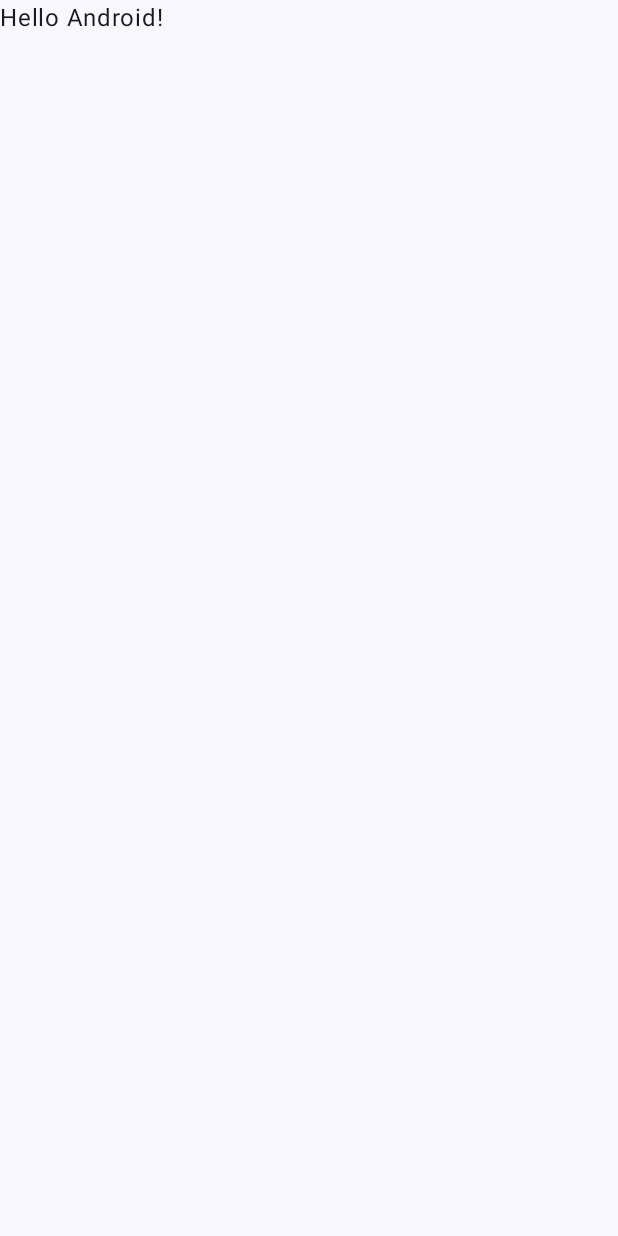
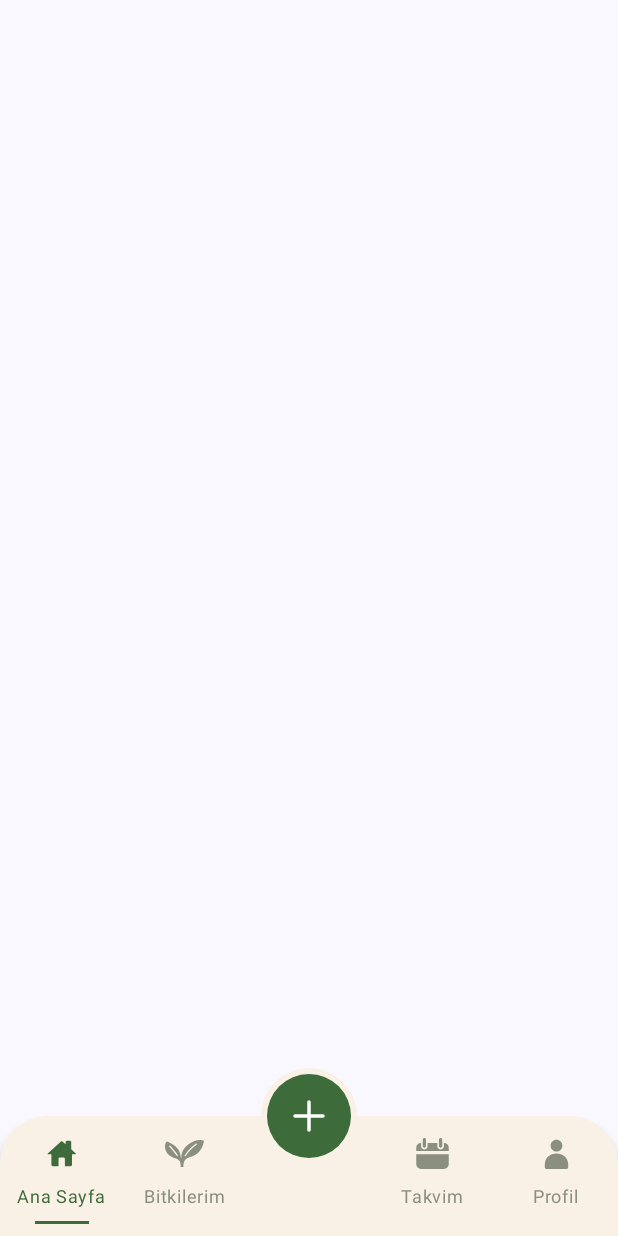
Before and after one commit to Nisanur025/plant-guide-app, an Android app built with Jetpack Compose: the screen it shows after launch (MainActivity), on a phone screen of 412 x 824 dp. Before the commit the screen is almost empty. Run offline under Robolectric (Android 15) with nearby library versions, the phone set to English and light mode, and no system bars.

Commit message:
feat: add custom bottom navigation bar with center FAB

```diff
--- a/app/src/main/java/com/example/plantguide/MainActivity.kt
+++ b/app/src/main/java/com/example/plantguide/MainActivity.kt
@@ -4,44 +4,17 @@ import android.os.Bundle
 import androidx.activity.ComponentActivity
 import androidx.activity.compose.setContent
 import androidx.activity.enableEdgeToEdge
-import androidx.compose.foundation.layout.fillMaxSize
-import androidx.compose.foundation.layout.padding
-import androidx.compose.material3.Scaffold
-import androidx.compose.material3.Text
-import androidx.compose.runtime.Composable
-import androidx.compose.ui.Modifier
-import androidx.compose.ui.tooling.preview.Preview
+import com.example.plantguide.ui.screens.MainScreen
 import com.example.plantguide.ui.theme.PlantGuideTheme
 
 class MainActivity : ComponentActivity() {
     override fun onCreate(savedInstanceState: Bundle?) {
         super.onCreate(savedInstanceState)
-        enableEdgeToEdge()
+        enableEdgeToEdge() //durum çubuğunu
         setContent {
             PlantGuideTheme {
-                Scaffold(modifier = Modifier.fillMaxSize()) { innerPadding ->
-                    Greeting(
-                        name = "Android",
-                        modifier = Modifier.padding(innerPadding)
-                    )
-                }
+                MainScreen()
             }
         }
     }
 }
-
-@Composable
-fun Greeting(name: String, modifier: Modifier = Modifier) {
-    Text(
-        text = "Hello $name!",
-        modifier = modifier
-    )
-}
-
-@Preview(showBackground = true)
-@Composable
-fun GreetingPreview() {
-    PlantGuideTheme {
-        Greeting("Android")
-    }
-}
--- /dev/null
+++ b/app/src/main/java/com/example/plantguide/model/NavItem.kt
@@ -0,0 +1,7 @@
+package com.example.plantguide.model
+
+data class NavItem(
+    val title: String,
+    val selectedIcon: Int,
+    val unSelectedIcon: Int
+)
--- /dev/null
+++ b/app/src/main/java/com/example/plantguide/ui/components/CustomBottomBar.kt
@@ -0,0 +1,140 @@
+package com.example.plantguide.ui.components
+
+import androidx.compose.foundation.background
+import androidx.compose.foundation.clickable
+import androidx.compose.foundation.interaction.MutableInteractionSource
+import androidx.compose.foundation.layout.Arrangement
+import androidx.compose.foundation.layout.Box
+import androidx.compose.foundation.layout.Column
+import androidx.compose.foundation.layout.Row
+import androidx.compose.foundation.layout.Spacer
+import androidx.compose.foundation.layout.fillMaxWidth
+import androidx.compose.foundation.layout.height
+import androidx.compose.foundation.layout.navigationBarsPadding
+import androidx.compose.foundation.layout.padding
+import androidx.compose.foundation.layout.size
+import androidx.compose.foundation.layout.width
+import androidx.compose.foundation.shape.CircleShape
+import androidx.compose.foundation.shape.RoundedCornerShape
+import androidx.compose.material3.Icon
+import androidx.compose.material3.Surface
+import androidx.compose.material3.Text
+import androidx.compose.runtime.Composable
+import androidx.compose.runtime.remember
+import androidx.compose.ui.Alignment
+import androidx.compose.ui.Modifier
+import androidx.compose.ui.draw.clip
+import androidx.compose.ui.graphics.Color
+import androidx.compose.ui.res.painterResource
+import androidx.compose.ui.unit.dp
+import androidx.compose.ui.unit.sp
+import com.example.plantguide.R
+import com.example.plantguide.model.NavItem
+import com.example.plantguide.ui.theme.Cream
+import com.example.plantguide.ui.theme.DarkGreen
+import com.example.plantguide.ui.theme.UnselectedGray
+
+@Composable
+fun CustomBottomBar(
+    items: List<NavItem>,
+    selectedIndex: Int,
+    onItemClick: (Int) -> Unit,
+    onFabClick: () -> Unit
+) {
+    Box(
+        modifier = Modifier.fillMaxWidth(),
+        contentAlignment = Alignment.TopCenter
+    ) {
+        // Krem renkli, üst köşeleri yuvarlak bar
+        Surface(
+            modifier = Modifier
+                .fillMaxWidth()
+                .padding(top = 32.dp),
+            color = Cream,
+            shape = RoundedCornerShape(topStart = 32.dp, topEnd = 32.dp),
+            shadowElevation = 4.dp
+        ) {
+            Row(
+                modifier = Modifier
+                    .navigationBarsPadding()
+                    .padding(top = 12.dp, bottom = 8.dp),
+                verticalAlignment = Alignment.CenterVertically
+            ) {
+                for (i in items.indices) {
+                    if (i == 2) {
+                        // Ortadaki + butonu için boşluk
+                        Spacer(modifier = Modifier.weight(1f))
+                    }
+                    BottomBarItem(
+                        item = items[i],
+                        selected = selectedIndex == i,
+                        onClick = { onItemClick(i) },
+                        modifier = Modifier.weight(1f)
+                    )
+                }
+            }
+        }
+
+        // Ortadaki yuvarlak + butonu
+        Box(
+            modifier = Modifier
+                .size(64.dp)
+                .clip(CircleShape) // Şekle göre kes
+                .background(Cream)
+                .padding(4.dp)
+                .clip(CircleShape)
+                .background(DarkGreen)
+                .clickable(onClick = onFabClick),
+            contentAlignment = Alignment.Center
+        ) {
+            Icon(
+                painter = painterResource(id = R.drawable.ic_plus),
+                contentDescription = "Asistan",
+                tint = Color.White,
+                modifier = Modifier.size(28.dp)
+            )
+        }
+    }
+}
+
+@Composable
+fun BottomBarItem(
+    item: NavItem,
+    selected: Boolean,
+    onClick: () -> Unit,
+    modifier: Modifier = Modifier
+) {
+    val color = if (selected) DarkGreen else UnselectedGray
+    val iconRes = if (selected) item.selectedIcon else item.unSelectedIcon
+
+    Column(
+        modifier = modifier.clickable(
+            interactionSource = remember { MutableInteractionSource() },
+            indication = null,
+            onClick = onClick
+        ),
+        horizontalAlignment = Alignment.CenterHorizontally,
+        verticalArrangement = Arrangement.Center
+    ) {
+        Icon(
+            painter = painterResource(id = iconRes),
+            contentDescription = item.title,
+            tint = color,
+            modifier = Modifier.size(26.dp)
+        )
+        Spacer(modifier = Modifier.height(4.dp))
+        Text(
+            text = item.title,
+            color = color,
+            fontSize = 12.sp
+        )
+        Spacer(modifier = Modifier.height(4.dp))
+        // Seçili öğenin altındaki çizgi
+        Box(
+            modifier = Modifier
+                .width(36.dp)
+                .height(2.dp)
+                .background(if (selected) DarkGreen else Color.Transparent)
+        )
+    }
+}
--- /dev/null
+++ b/app/src/main/java/com/example/plantguide/ui/screens/MainScreen.kt
@@ -0,0 +1,63 @@
+package com.example.plantguide.ui.screens
+
+import androidx.compose.foundation.layout.Column
+import androidx.compose.foundation.layout.fillMaxSize
+import androidx.compose.foundation.layout.padding
+import androidx.compose.material3.Scaffold
+import androidx.compose.runtime.Composable
+import androidx.compose.runtime.getValue
+import androidx.compose.runtime.mutableIntStateOf
+import androidx.compose.runtime.saveable.rememberSaveable
+import androidx.compose.runtime.setValue
+import androidx.compose.ui.Modifier
+import androidx.compose.ui.tooling.preview.Preview
+import com.example.plantguide.R
+import com.example.plantguide.model.NavItem
+import com.example.plantguide.ui.components.CustomBottomBar
+import com.example.plantguide.ui.theme.PlantGuideTheme
+
+@Composable
+fun MainScreen() {
+
+    val items = listOf(
+        NavItem("Ana Sayfa", R.drawable.ic_home, R.drawable.ic_home),
+        NavItem("Bitkilerim", R.drawable.ic_leaf, R.drawable.ic_leaf),
+        NavItem("Takvim", R.drawable.ic_calendar, R.drawable.ic_calendar),
+        NavItem("Profil", R.drawable.ic_person, R.drawable.ic_person)
+    )
+
+    var selectedIndex by rememberSaveable { mutableIntStateOf(0) }
+
+    Scaffold(
+        modifier = Modifier.fillMaxSize(),
+        bottomBar = {
+            CustomBottomBar(
+                items = items,
+                selectedIndex = selectedIndex,
+                onItemClick = { selectedIndex = it },
+                onFabClick = { /* asistan sayfasına git */ }
+            )
+        }
+    ) { innerPadding ->
+        Column(
+            modifier = Modifier
+                .fillMaxSize()
+                .padding(innerPadding)
+        ) {
+            when (selectedIndex) {
+                // 0 -> HomeScreen()
+                // 1 -> MyPlantsScreen()
+                // 2 -> CalendarScreen()
+                // 3 -> ProfileScreen()
+            }
+        }
+    }
+}
+
+@Preview(showBackground = true)
+@Composable
+fun MainScreenPreview() {
+    PlantGuideTheme {
+        MainScreen()
+    }
+}
--- a/app/src/main/java/com/example/plantguide/ui/theme/Color.kt
+++ b/app/src/main/java/com/example/plantguide/ui/theme/Color.kt
@@ -9,3 +9,7 @@ val Pink80 = Color(0xFFEFB8C8)
 val Purple40 = Color(0xFF6650a4)
 val PurpleGrey40 = Color(0xFF625b71)
 val Pink40 = Color(0xFF7D5260)
+
+val Cream = Color(0xFFFAF1E6)
+val DarkGreen = Color(0xFF3E6B3A)
+val UnselectedGray = Color(0xFF8A8F7F)
--- /dev/null
+++ b/app/src/main/res/drawable/ic_calendar.xml
@@ -0,0 +1,5 @@
+<vector xmlns:android="http://schemas.android.com/apk/res/android" android:height="24dp" android:viewportHeight="24" android:viewportWidth="24" android:width="24dp">
+
+    <path android:fillColor="#000000" android:pathData="M5,5.5v2a2,2 0,1 0,4 0L9,5.5h6v2a2,2 0,1 0,4 0L19,5.5a3,3 0,0 1,3 3v2L2,10.5L2,8.5a3,3 0,0 1,3 -3zM22,12.5v6a3,3 0,0 1,-3 3L5,21.5a3,3 0,0 1,-3 -3v-6h20zM17,2.5a1,1 0,0 1,1 1v4a1,1 0,0 1,-2 0L16,3.5a1,1 0,0 1,1 -1zM7,2.5a1,1 0,0 1,1 1v4a1,1 0,1 1,-2 0L6,3.5a1,1 0,0 1,1 -1z"/>
+
+</vector>
--- /dev/null
+++ b/app/src/main/res/drawable/ic_home.xml
@@ -0,0 +1,5 @@
+<vector xmlns:android="http://schemas.android.com/apk/res/android" android:height="24dp" android:viewportHeight="32" android:viewportWidth="32" android:width="24dp">
+
+    <path android:fillColor="#000000" android:pathData="M23.969,12.594l3.625,3.313c0.438,0.406 0.313,0.719 -0.281,0.719h-2.719v8.656c0,0.594 -0.5,1.125 -1.094,1.125h-4.719v-6.063c0,-0.594 -0.531,-1.125 -1.125,-1.125h-2.969c-0.594,0 -1.125,0.531 -1.125,1.125v6.063h-4.719c-0.594,0 -1.125,-0.531 -1.125,-1.125v-8.656h-2.688c-0.594,0 -0.719,-0.313 -0.281,-0.719l10.594,-9.625c0.438,-0.406 1.188,-0.406 1.656,0l2.406,2.156v-1.719c0,-0.594 0.531,-1.125 1.125,-1.125h2.344c0.594,0 1.094,0.531 1.094,1.125v5.875z"/>
+
+</vector>
--- /dev/null
+++ b/app/src/main/res/drawable/ic_leaf.xml
@@ -0,0 +1,5 @@
+<vector xmlns:android="http://schemas.android.com/apk/res/android" android:height="24dp" android:viewportHeight="512" android:viewportWidth="512" android:width="24dp">
+
+    <path android:fillColor="#000000" android:pathData="M214.2,319.99L214.2,319.99L214.2,319.99C197.34,301.58 232.29,180.32 27.08,97.57c-33.75,6.13 -71.69,176.67 127.72,228.84c59.61,29.8 50.22,79.47 50.22,107.08h38.34c0,0 -15.69,-87.58 54.38,-119.67c47.67,-21.83 179.33,-28.83 214.26,-225.55C445.39,49.76 208.82,124.83 214.2,319.99zM165.84,286.8c-4.06,2.81 -9.64,1.8 -12.45,-2.27c-19.52,-28.27 -73.48,-93.48 -97.34,-117.28c-3.5,-3.48 -3.5,-9.16 0,-12.64c3.48,-3.5 9.16,-3.5 12.64,0c25.34,25.39 78.69,89.86 99.42,119.73C170.92,278.41 169.9,283.99 165.84,286.8zM415.96,141.66c-65.25,41.23 -118.58,109.84 -142.63,147.11c-2.67,4.14 -8.22,5.33 -12.36,2.66c-4.14,-2.69 -5.33,-8.22 -2.64,-12.38c25.14,-38.77 79.14,-108.77 148.05,-152.5c4.17,-2.66 9.69,-1.41 12.34,2.77C421.37,133.49 420.14,139.01 415.96,141.66z"/>
+
+</vector>
--- /dev/null
+++ b/app/src/main/res/drawable/ic_person.xml
@@ -0,0 +1,7 @@
+<vector xmlns:android="http://schemas.android.com/apk/res/android" android:height="24dp" android:viewportHeight="20" android:viewportWidth="20" android:width="24dp">
+
+    <path android:fillColor="#000000" android:pathData="M10,9C11.657,9 13,7.657 13,6C13,4.343 11.657,3 10,3C8.343,3 7,4.343 7,6C7,7.657 8.343,9 10,9Z"/>
+
+    <path android:fillColor="#000000" android:fillType="evenOdd" android:pathData="M16,15.5C16,12.309 13.314,10 10,10C6.686,10 4,12.309 4,15.5L4.002,17C4.002,17.265 4.107,17.52 4.295,17.707C4.482,17.895 4.737,18 5.002,18H15C15.265,18 15.52,17.895 15.707,17.707C15.895,17.52 16,17.265 16,17V15.5Z"/>
+
+</vector>
--- /dev/null
+++ b/app/src/main/res/drawable/ic_plus.xml
@@ -0,0 +1,5 @@
+<vector xmlns:android="http://schemas.android.com/apk/res/android" android:height="24dp" android:viewportHeight="24" android:viewportWidth="24" android:width="24dp">
+
+    <path android:fillColor="#00000000" android:pathData="M4,12H20M12,4V20" android:strokeColor="#000000" android:strokeLineCap="round" android:strokeLineJoin="round" android:strokeWidth="2"/>
+
+</vector>
```
